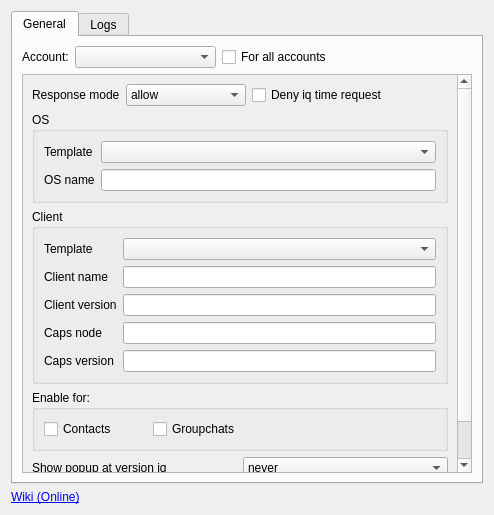
This is generic/clientswitcherplugin/options.ui in psi-im/plugins as Qt 5 draws it before an edit. The edited form follows.
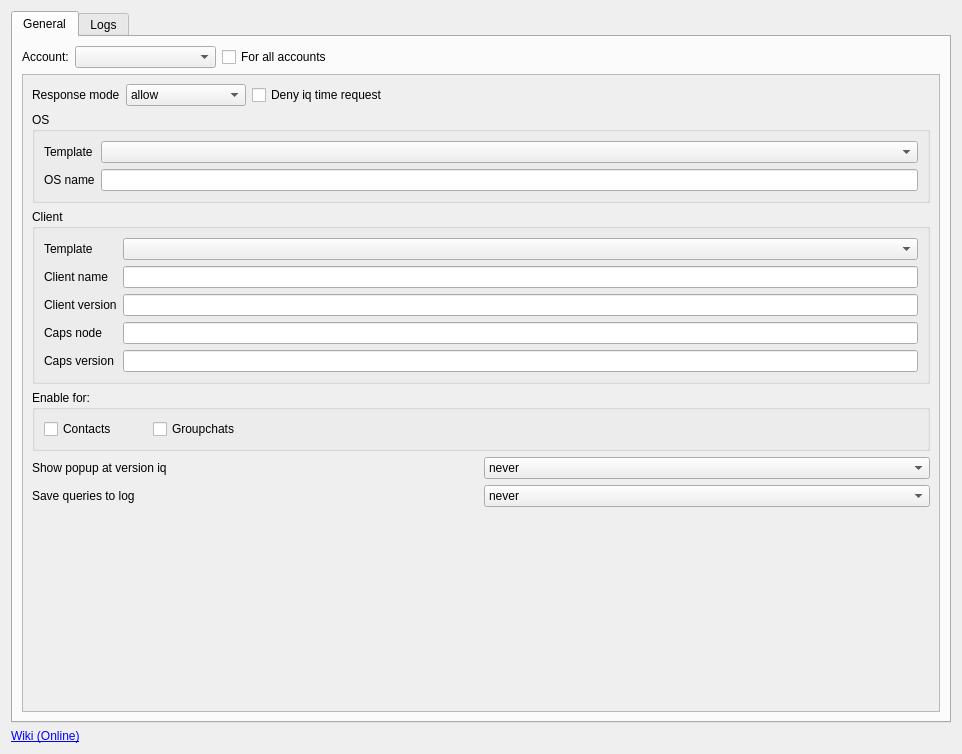
This is the edited form.

Diff of the .ui file:
```diff
--- a/generic/clientswitcherplugin/options.ui
+++ b/generic/clientswitcherplugin/options.ui
@@ -6,8 +6,8 @@
    <rect>
     <x>0</x>
     <y>0</y>
-    <width>494</width>
-    <height>515</height>
+    <width>962</width>
+    <height>754</height>
    </rect>
   </property>
   <property name="windowTitle">
@@ -17,7 +17,7 @@
    <item>
     <widget class="QTabWidget" name="tabWidget">
      <property name="sizePolicy">
-      <sizepolicy hsizetype="Expanding" vsizetype="Maximum">
+      <sizepolicy hsizetype="Expanding" vsizetype="Expanding">
        <horstretch>0</horstretch>
        <verstretch>1</verstretch>
       </sizepolicy>
@@ -78,8 +78,8 @@
            <rect>
             <x>0</x>
             <y>0</y>
-            <width>434</width>
-            <height>437</height>
+            <width>930</width>
+            <height>624</height>
            </rect>
           </property>
           <layout class="QVBoxLayout" name="verticalLayout_2">
@@ -356,6 +356,19 @@
              </item>
             </layout>
            </item>
+           <item>
+            <spacer name="verticalSpacer">
+             <property name="orientation">
+              <enum>Qt::Vertical</enum>
+             </property>
+             <property name="sizeHint" stdset="0">
+              <size>
+               <width>20</width>
+               <height>40</height>
+              </size>
+             </property>
+            </spacer>
+           </item>
           </layout>
          </widget>
         </widget>
@@ -415,19 +428,6 @@
      </property>
     </widget>
    </item>
-   <item>
-    <spacer name="verticalSpacer">
-     <property name="orientation">
-      <enum>Qt::Vertical</enum>
-     </property>
-     <property name="sizeHint" stdset="0">
-      <size>
-       <width>20</width>
-       <height>0</height>
-      </size>
-     </property>
-    </spacer>
-   </item>
   </layout>
  </widget>
  <tabstops>
```
Left out of the diff: 3 changed lines with no effect on the pictures.
